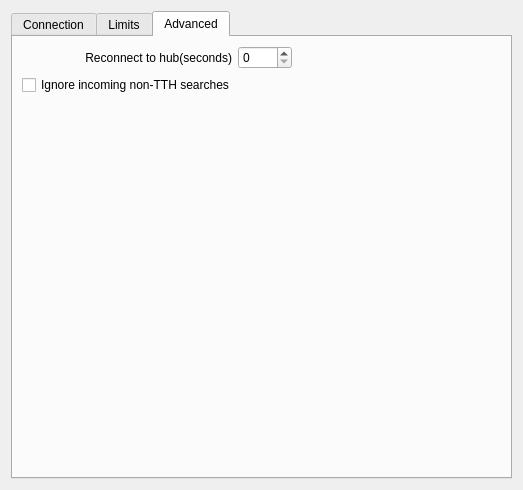
Old version of the form eiskaltdcpp-qt/ui/UISettingsConnection.ui in the repository eiskaltdcpp/eiskaltdcpp.
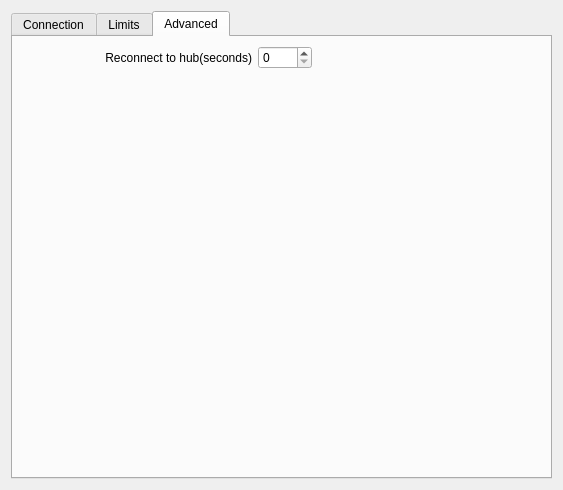
New version of the form. The open tabs and pages were chosen to show the change. Custom widgets are drawn as their Qt base class.

Diff of the .ui file:
```diff
--- a/eiskaltdcpp-qt/ui/UISettingsConnection.ui
+++ b/eiskaltdcpp-qt/ui/UISettingsConnection.ui
@@ -6,8 +6,8 @@
    <rect>
     <x>0</x>
     <y>0</y>
-    <width>520</width>
-    <height>448</height>
+    <width>563</width>
+    <height>453</height>
    </rect>
   </property>
   <property name="windowTitle">
@@ -769,13 +769,6 @@
          </item>
         </layout>
        </item>
-       <item>
-        <widget class="QCheckBox" name="checkBox_IGNORE_TTH_SEARCH">
-         <property name="text">
-          <string>Ignore incoming non-TTH searches</string>
-         </property>
-        </widget>
-       </item>
        <item>
         <spacer name="verticalSpacer_3">
          <property name="orientation">
```
